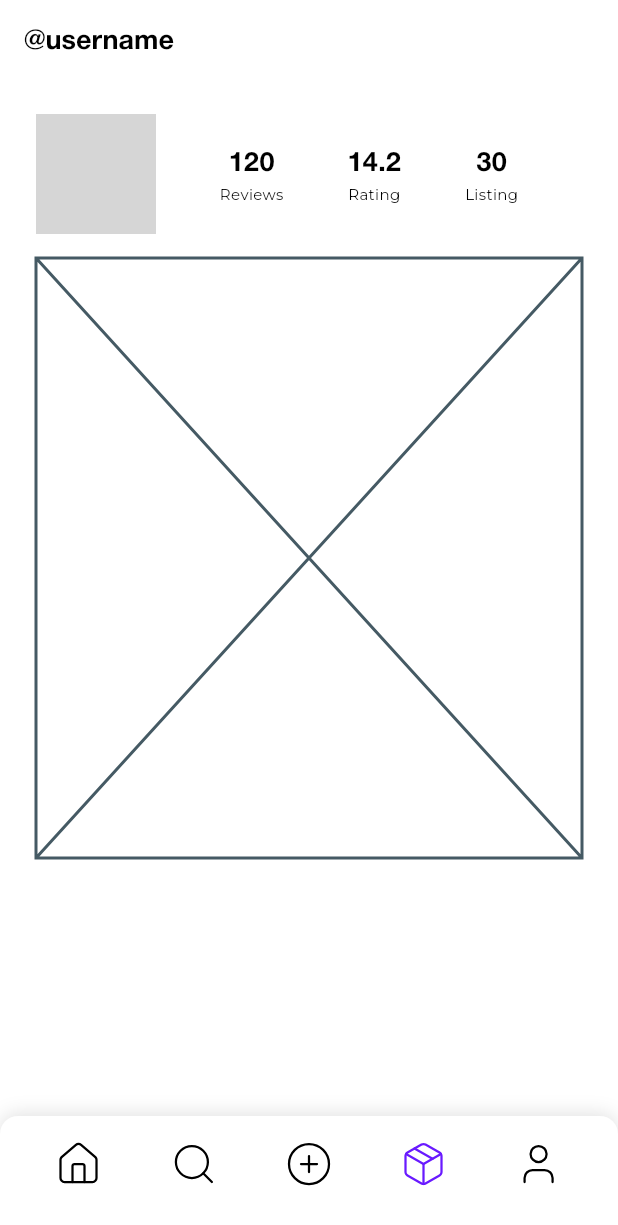
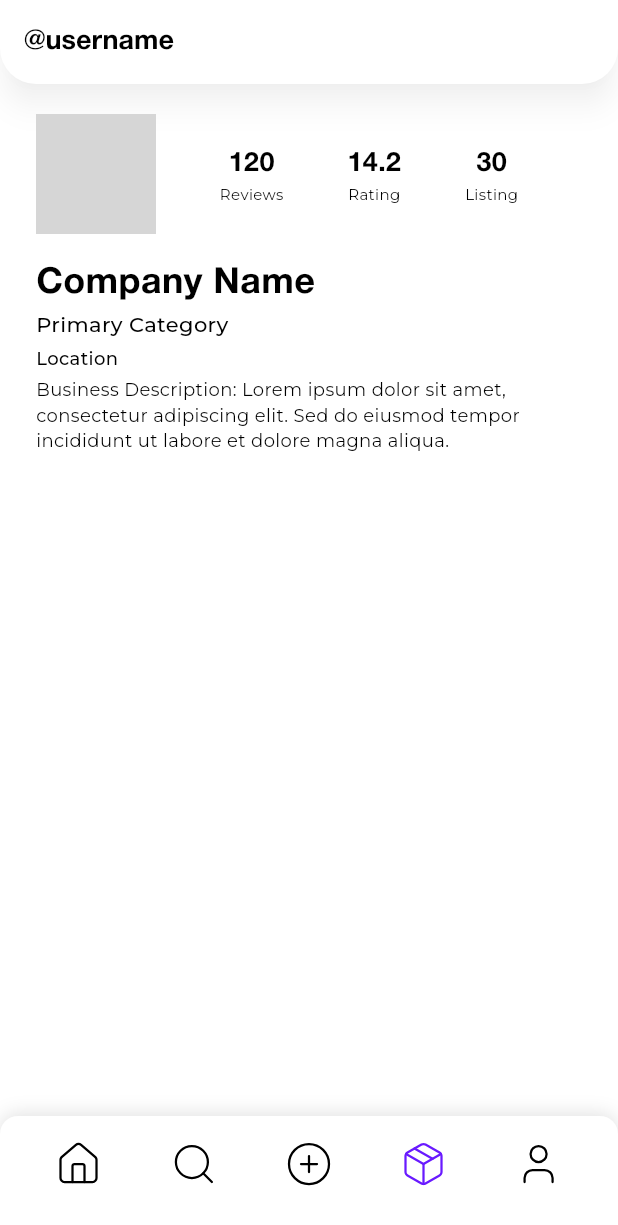
Before and after one commit to Manas1255/PlugdIn, a Flutter app: the VendorStoreScreen screen opened by its route, on a phone screen of 412 x 824 dp. Shown: the top 1225 px of the screen. Run offline on Flutter 3.47's test engine with Material 3 defaults, Android fonts, the light colour scheme and no system bars; drawn by our look-alikes of cached_network_image, toastification; our stand-ins replace bloc, device_info_plus, device_preview, dio, equatable, firebase_remote_config and 11 more; missing offline and left inert: stream_chat_flutter; accounts and stored records are empty; generated files the repository leaves out were written again; network calls fail; grey boxes are pictures that could not be loaded.

Commit message:
Feat: Vendor store app bar updated

```diff
--- a/lib/features/vendor/store/presentation/views/store_screen.dart
+++ b/lib/features/vendor/store/presentation/views/store_screen.dart
@@ -1,4 +1,5 @@
 import 'package:flutter/material.dart';
+import 'package:plugdin/constants/app_colors.dart';
 import 'package:plugdin/constants/app_text_style.dart';
 import 'package:plugdin/features/vendor/store/presentation/widgets/store_details_widget.dart';
 import 'package:plugdin/features/vendor/store/presentation/widgets/store_header_widget.dart';
@@ -10,6 +11,15 @@ class VendorStoreScreen extends StatelessWidget {
   Widget build(BuildContext context) {
     return Scaffold(
       appBar: AppBar(
+        backgroundColor: AppColors.white,
+        elevation: 8,
+        shadowColor: AppColors.black.withValues(alpha: 0.25),
+        shape: const RoundedRectangleBorder(
+          borderRadius: BorderRadius.vertical(
+            bottom: Radius.circular(24),
+          ),
+        ),
+        surfaceTintColor: AppColors.white,
         title: Text(
           '@username',
           style: context.h3.copyWith(
@@ -23,6 +33,7 @@ class VendorStoreScreen extends StatelessWidget {
           vertical: 20,
         ),
         child: Column(
+          crossAxisAlignment: CrossAxisAlignment.start,
           children: [
             StoreHeaderWidget(),
             const SizedBox(height: 16),
--- a/lib/features/vendor/store/presentation/widgets/store_details_widget.dart
+++ b/lib/features/vendor/store/presentation/widgets/store_details_widget.dart
@@ -1,10 +1,37 @@
 import 'package:flutter/material.dart';
+import 'package:plugdin/constants/app_text_style.dart';
 
 class StoreDetailsWidget extends StatelessWidget {
   const StoreDetailsWidget({super.key});
 
   @override
   Widget build(BuildContext context) {
-    return const Placeholder();
+    return Column(
+      crossAxisAlignment: CrossAxisAlignment.start,
+      children: [
+        Text(
+          'Company Name',
+          style: context.h2.copyWith(
+            fontSize: 24,
+          ),
+        ),
+        Text(
+          'Primary Category',
+          style: context.b2,
+        ),
+        const SizedBox(height: 4),
+        Text(
+          'Location',
+          style: context.b3,
+        ),
+        const SizedBox(height: 4),
+        Text(
+          'Business Description: Lorem ipsum dolor sit amet, consectetur adipiscing elit. Sed do eiusmod tempor incididunt ut labore et dolore magna aliqua.',
+          style: context.l2,
+          maxLines: 3,
+          overflow: TextOverflow.ellipsis,
+        ),
+      ],
+    );
   }
 }
```
